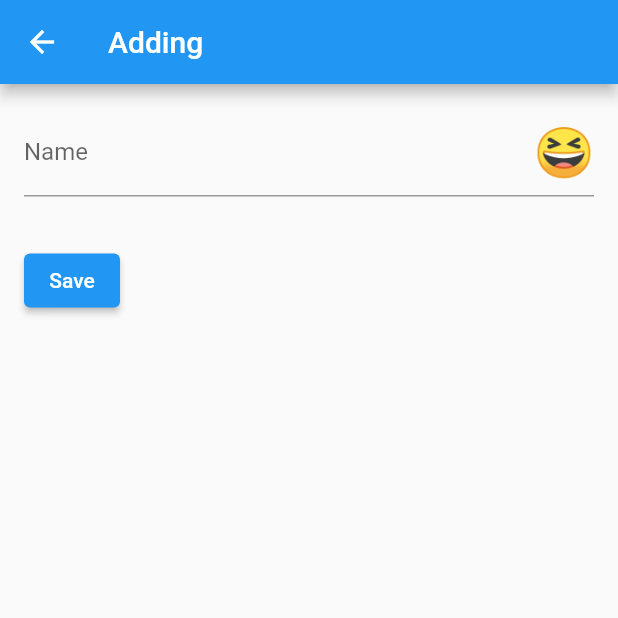
After one commit to shoppon/fclipboard, a Flutter app: the CategoryAddingPage screen opened directly, on a phone screen of 412 x 824 dp, the top half of it. The commit adds this screen. Run offline on Flutter 3.47's test engine with Material 2 defaults, Android fonts, the phone set to English and light mode, and no system bars; our stand-ins replace emoji_picker_flutter, fluttertoast, sqflite, sqflite_common_ffi; missing offline and left inert: fuzzy, hotkey_manager, window_manager; accounts and stored records are empty; project files that could hold a hidden picture were left out.

Commit message:
implement add category

```diff
--- /dev/null
+++ b/lib/adding_category.dart
@@ -0,0 +1,149 @@
+import 'package:emoji_picker_flutter/emoji_picker_flutter.dart';
+import 'package:fclipboard/dao.dart';
+import 'package:fclipboard/model.dart' as model;
+import 'package:flutter/material.dart';
+import 'package:fluttertoast/fluttertoast.dart';
+
+class CategoryAddingPage extends StatefulWidget {
+  const CategoryAddingPage({Key? key}) : super(key: key);
+
+  @override
+  State<CategoryAddingPage> createState() => _CategoryAddingPageState();
+}
+
+class _CategoryAddingPageState extends State<CategoryAddingPage> {
+  final _formKey = GlobalKey<FormState>();
+
+  String _name = '';
+  String _icon = '😆';
+
+  final DBHelper _dbHelper = DBHelper();
+
+  final FToast _fToast = FToast();
+
+  bool _showEmojiPicker = false;
+
+  @override
+  void initState() {
+    super.initState();
+
+    _fToast.init(context);
+  }
+
+  void showToast(String content) {
+    Widget toast = Container(
+      padding: const EdgeInsets.symmetric(horizontal: 24.0, vertical: 12.0),
+      decoration: BoxDecoration(
+        borderRadius: BorderRadius.circular(25.0),
+        color: Colors.greenAccent,
+      ),
+      child: Row(
+        mainAxisSize: MainAxisSize.min,
+        children: [
+          const Icon(Icons.check),
+          const SizedBox(
+            width: 12.0,
+          ),
+          Text(content),
+        ],
+      ),
+    );
+
+    _fToast.showToast(
+      child: toast,
+      gravity: ToastGravity.BOTTOM,
+      toastDuration: const Duration(seconds: 2),
+    );
+  }
+
+  @override
+  Widget build(BuildContext context) {
+    return Scaffold(
+        appBar: AppBar(
+          title: const Text('Adding'),
+          leading: IconButton(
+            icon: const Icon(Icons.arrow_back),
+            onPressed: () {
+              Navigator.pop(context);
+            },
+          ),
+        ),
+        body: Column(children: [
+          Padding(
+            padding: const EdgeInsets.all(16.0),
+            child: Form(
+              key: _formKey,
+              child: Column(
+                crossAxisAlignment: CrossAxisAlignment.start,
+                children: <Widget>[
+                  Stack(
+                    alignment: Alignment.centerRight,
+                    children: [
+                      TextFormField(
+                        decoration: const InputDecoration(
+                          labelText: 'Name',
+                        ),
+                        validator: (value) {
+                          if (value == null) {
+                            return 'Please enter some text';
+                          }
+                          return null;
+                        },
+                        onChanged: (value) {
+                          _name = value;
+                        },
+                      ),
+                      Positioned(
+                          right: 0,
+                          child: InkWell(
+                            child: Text(_icon,
+                                style: const TextStyle(fontSize: 32.0)),
+                            onTap: () {
+                              setState(() {
+                                _showEmojiPicker = true;
+                              });
+                            },
+                          )),
+                    ],
+                  ),
+                  const SizedBox(height: 32.0),
+                  ElevatedButton(
+                      onPressed: () {
+                        final category =
+                            model.Category(name: _name, icon: _icon);
+                        _dbHelper.insertCategory(category);
+                        // toasts success
+                        showToast("Added successfully");
+                        Navigator.pop(context);
+                      },
+                      child: const Text('Save')),
+                ],
+              ),
+            ),
+          ),
+          Offstage(
+              offstage: !_showEmojiPicker,
+              child: SizedBox(
+                height: 300,
+                child: EmojiPicker(
+                  onEmojiSelected: (category, emoji) {
+                    _icon = emoji.emoji;
+                    setState(() {
+                      _showEmojiPicker = false;
+                    });
+                  },
+                  onBackspacePressed: () => {
+                    setState(() {
+                      _showEmojiPicker = false;
+                    })
+                  },
+                  config: const Config(
+                    columns: 7,
+                    emojiSizeMax: 32,
+                    buttonMode: ButtonMode.MATERIAL,
+                  ),
+                ),
+              ))
+        ]));
+  }
+}
--- a/lib/dao.dart
+++ b/lib/dao.dart
@@ -76,7 +76,6 @@ class DBHelper {
       return Category(
         name: maps[i]['name'],
         icon: maps[i]['icon'],
-        conf: maps[i]['conf'],
       );
     });
   }
--- a/lib/model.dart
+++ b/lib/model.dart
@@ -2,18 +2,15 @@ class Category {
   Category({
     required this.name,
     required this.icon,
-    required this.conf,
   });
 
   final String name;
   final String icon;
-  final String conf;
 
   Map<String, dynamic> toMap() {
     return {
       'name': name,
       'icon': icon,
-      'conf': conf,
     };
   }
 }
--- a/pubspec.yaml
+++ b/pubspec.yaml
@@ -18,6 +18,7 @@ dependencies:
   hotkey_manager: ^0.1.7
   window_manager: ^0.3.1
   fluttertoast: ^8.2.1
+  emoji_picker_flutter: ^1.5.2
 
 dev_dependencies:
   flutter_test:
```
Also changed, not shown: lib/adding_entry.dart (renamed from lib/adding.dart, +10 -5 lines), lib/main.dart (+28 -5 lines), lib/matcher.dart (+1 -11 lines), pubspec.lock, 6 other files.
